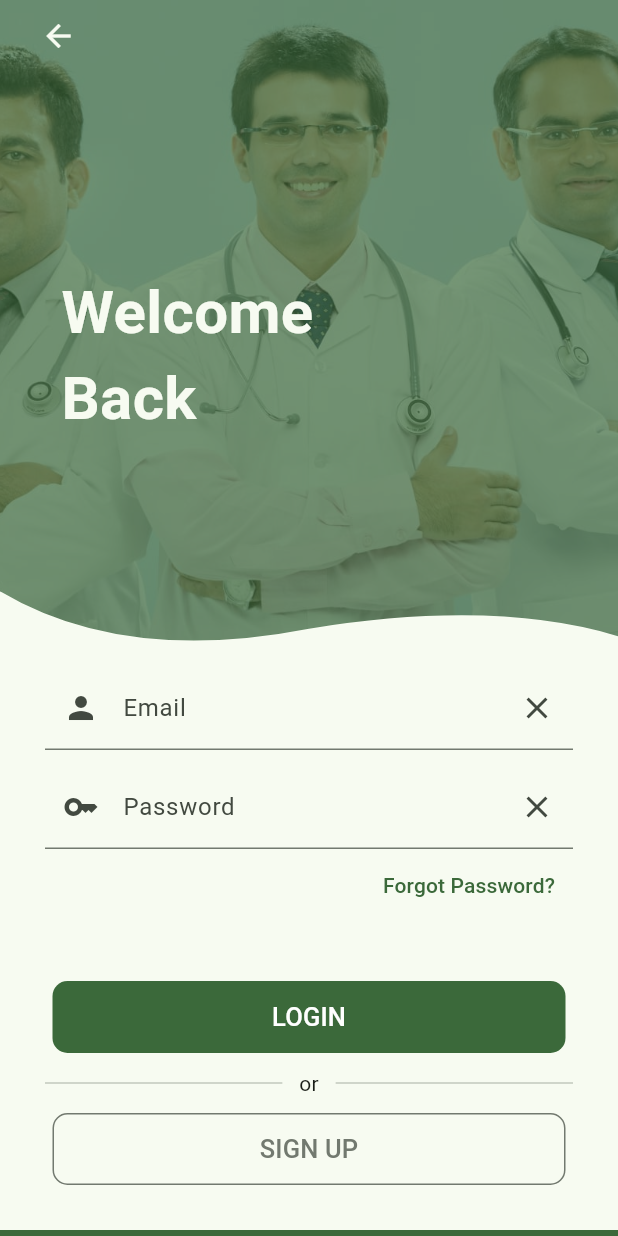
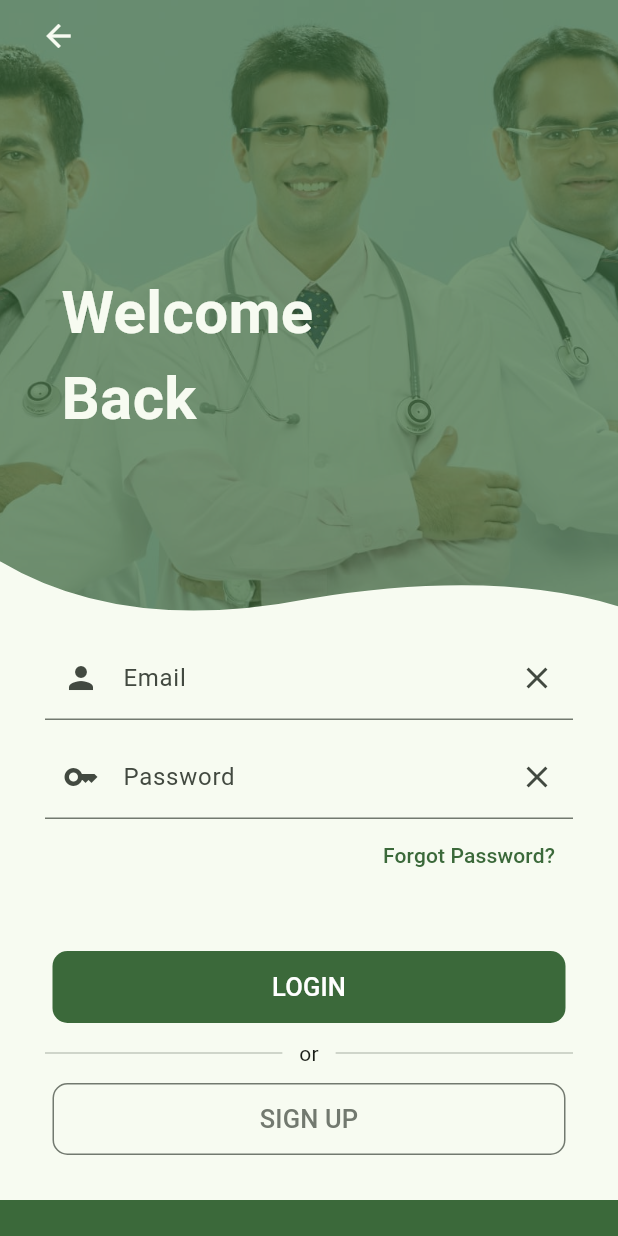
Before and after one commit to HarshSh1224/runon, a Flutter app: the screen it shows after launch, after a tap on "Flat Feet", on a phone screen of 412 x 824 dp. Run offline on Flutter 3.47's test engine with Material 2 defaults, Android fonts, the phone set to English and light mode, and no system bars; our stand-ins replace carousel_slider, cloud_firestore, dio, dotted_border, file_picker, firebase_auth and 10 more; missing offline and left inert: agora_uikit, open_file_plus, razorpay_flutter; accounts and stored records are empty; network calls fail; Roboto replaces fonts that are missing (Ubuntu).

Commit message:
Bug fixes

```diff
--- a/lib/screens/home/main_view_content.dart/main_view_content.dart
+++ b/lib/screens/home/main_view_content.dart/main_view_content.dart
@@ -3,6 +3,7 @@ import 'package:google_fonts/google_fonts.dart';
 import 'package:provider/provider.dart';
 import 'package:runon/providers/auth.dart';
 import 'package:runon/screens/home/data/youtube_data.dart' as yt;
+import 'package:runon/screens/home/data/consult_options.dart';
 import 'package:runon/screens/home/widgets/our_team.dart';
 import 'package:runon/screens/login.dart';
 import 'package:runon/screens/patient/add_appointment.dart';
@@ -16,21 +17,6 @@ class MainViewContent extends StatefulWidget {
 }
 
 class _MainViewContentState extends State<MainViewContent> {
-  final List<Map> _consultOptions = [
-    {
-      'title': 'Flat Feet',
-      'image': 'assets/images/icons/flat_feet.png',
-    },
-    {
-      'title': 'Knock Knees',
-      'image': 'assets/images/icons/knock_knees.png',
-    },
-    {
-      'title': 'Flat Feet',
-      'image': 'assets/images/icons/flat_feet.png',
-    },
-  ];
-
   final List<String> _tags = ['Flexibility', 'Strength', 'Agility', 'Badminton', 'Cricket'];
   int selectedTag = 0;
 
@@ -63,7 +49,7 @@ class _MainViewContentState extends State<MainViewContent> {
       child: Row(
         children: [
           const SizedBox(width: 10),
-          ..._consultOptions.map((e) => GestureDetector(
+          ...consultOptions.map((e) => GestureDetector(
                 onTap: () {
                   if (Provider.of<Auth>(context, listen: false).isAuth) {
                     Navigator.pushNamed(context, AddAppointment.routeName);
@@ -277,7 +263,7 @@ class _MainViewContentState extends State<MainViewContent> {
             ),
           ),
           Positioned(
-            bottom: 20,
+            bottom: 10,
             right: 20,
             child: MediaQuery(
               data: MediaQuery.of(context).copyWith(
--- a/lib/screens/login.dart
+++ b/lib/screens/login.dart
@@ -74,7 +74,7 @@ class _LoginScreenState extends State<LoginScreen> {
                       fontWeight: FontWeight.bold,
                       color: Theme.of(context).colorScheme.background),
                 ),
-                const SizedBox(height: 100),
+                const SizedBox(height: 80),
                 _clipPath(context),
                 _form(context),
               ],
@@ -138,8 +138,7 @@ class _LoginScreenState extends State<LoginScreen> {
           child: StatefulBuilder(builder: (context, setState) {
             return Padding(
               padding: const EdgeInsets.symmetric(horizontal: 5.0, vertical: 10),
-              child: Expanded(
-                child: OutlinedButton(
+              child: OutlinedButton(
                   onPressed: () {
                     Navigator.of(context).pushNamed(SignupScreen.routeName);
                   },
@@ -173,7 +172,6 @@ class _LoginScreenState extends State<LoginScreen> {
                             ),
                     ),
                   ),
-                ),
               ),
             );
           }),
@@ -197,8 +195,7 @@ class _LoginScreenState extends State<LoginScreen> {
       child: StatefulBuilder(builder: (context, setState) {
         return Padding(
           padding: const EdgeInsets.symmetric(horizontal: 5.0, vertical: 10),
-          child: Expanded(
-            child: FilledButton(
+          child: FilledButton(
               onPressed: () {
                 _submit(context, setState);
               },
@@ -229,7 +226,6 @@ class _LoginScreenState extends State<LoginScreen> {
                           ),
                   )),
             ),
-          ),
         );
       }),
     );
```
Also changed, not shown: lib/screens/home/data/consult_options.dart (added, +30 -0 lines), assets/images/icons/gym.png (added), assets/images/icons/lower_back.png (added), assets/images/icons/neck.png (added), assets/images/icons/physio.png (added), assets/images/icons/sports_rehab.png (added).
